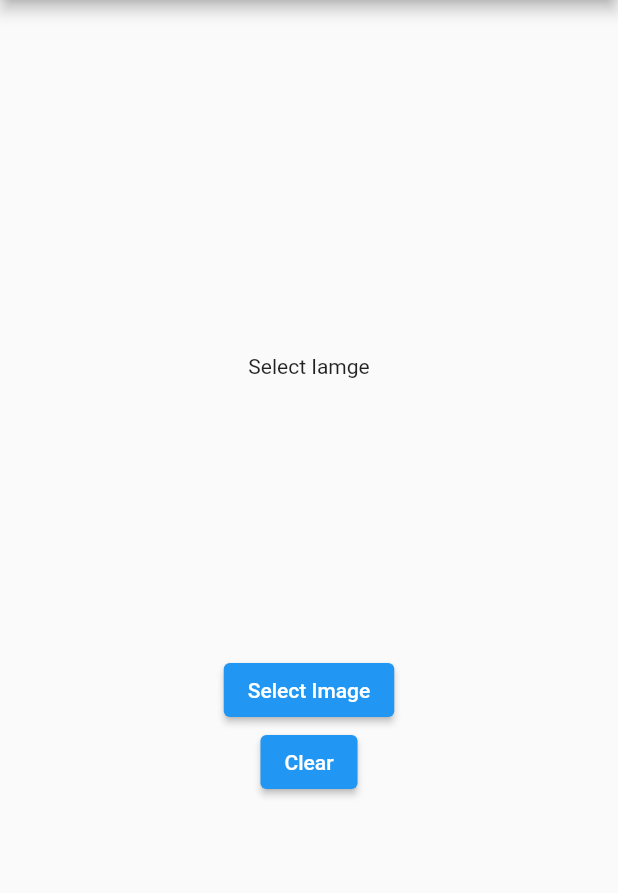
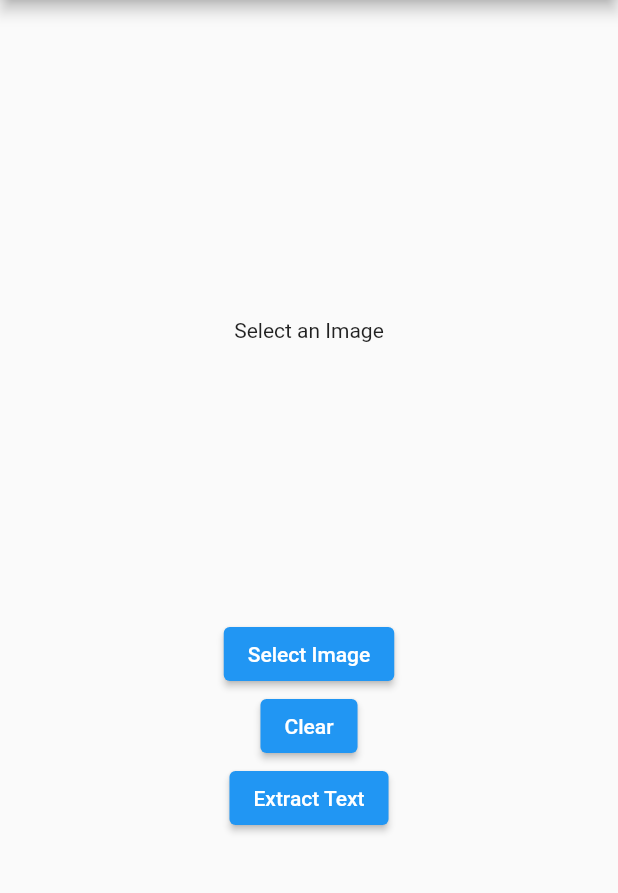
Before and after one commit to anoopksharma22/ImageExtract, a Flutter app: the screen it shows after launch, after a tap on "Clear", on a phone screen of 412 x 824 dp, the part 84-977 px from its top. Run offline on Flutter 3.47's test engine with Material 2 defaults, Android fonts, the phone set to English and light mode, and no system bars; our stand-ins replace image_picker; missing offline and left inert: google_ml_vision.

Commit message:
google_ml_vision, working

```diff
--- a/lib/main.dart
+++ b/lib/main.dart
@@ -1,7 +1,7 @@
 import 'package:flutter/material.dart';
 import 'package:image_picker/image_picker.dart';
 import 'dart:io';
-import 'package:google_ml_kit/google_ml_kit.dart';
+import 'package:google_ml_vision/google_ml_vision.dart';
 
 void main() {
   runApp(MyApp());
@@ -16,12 +16,42 @@ class MyApp extends StatefulWidget {
 
 class _MyAppState extends State<MyApp> {
   File image_to_Show;
+  String identifiedText = '';
+
   final ImagePicker _picker = ImagePicker();
+
   void _pickImage() async {
     final XFile image = await _picker.pickImage(source: ImageSource.gallery);
     setState(() {
       image_to_Show = File(image.path);
     });
+  }
+
+  void extarctText() async {
+    final GoogleVisionImage visionImage =
+        GoogleVisionImage.fromFile(image_to_Show);
+    final TextRecognizer textRecognizer =
+        GoogleVision.instance.textRecognizer();
+    final VisionText visionText =
+        await textRecognizer.processImage(visionImage);
+    String text = visionText.text;
+    print(text);
+    setState(() {
+      identifiedText = text;
+    });
+    // for (TextBlock block in visionText.blocks) {
+    //   final Rect boundingBox = block.boundingBox;
+    //   final List<Offset> cornerPoints = block.cornerPoints;
+    //   final String text = block.text;
+    //   final List<RecognizedLanguage> languages = block.recognizedLanguages;
+
+    //   for (TextLine line in block.lines) {
+    //     // Same getters as TextBlock
+    //     for (TextElement element in line.elements) {
+    //       // Same getters as TextBlock
+    //     }
+    //   }
+    // }
   }
 
   @override
@@ -40,9 +70,9 @@ class _MyAppState extends State<MyApp> {
             children: [
               Container(
                 height: 200,
-                child: image_to_Show != null
-                    ? Image.file(image_to_Show)
-                    : Text("Select Iamge"),
+                child: identifiedText == ''
+                    ? Text("Select an Image")
+                    : Text(identifiedText),
               ),
               ElevatedButton(
                 onPressed: _pickImage,
@@ -51,10 +81,14 @@ class _MyAppState extends State<MyApp> {
               ElevatedButton(
                 onPressed: () {
                   setState(() {
-                    image_to_Show = null;
+                    identifiedText = '';
                   });
                 },
                 child: Text("Clear"),
+              ),
+              ElevatedButton(
+                onPressed: extarctText,
+                child: Text("Extract Text"),
               ),
             ],
           ),
--- a/pubspec.yaml
+++ b/pubspec.yaml
@@ -46,7 +46,7 @@ dev_dependencies:
   # rules and activating additional ones.
   flutter_lints: ^1.0.0
   image_picker: ^0.8.4+3
-  google_ml_kit: ^0.7.2
+  google_ml_vision: ^0.0.7
 # For information on the generic Dart part of this file, see the
 # following page: https://dart.dev/tools/pub/pubspec
 
```
